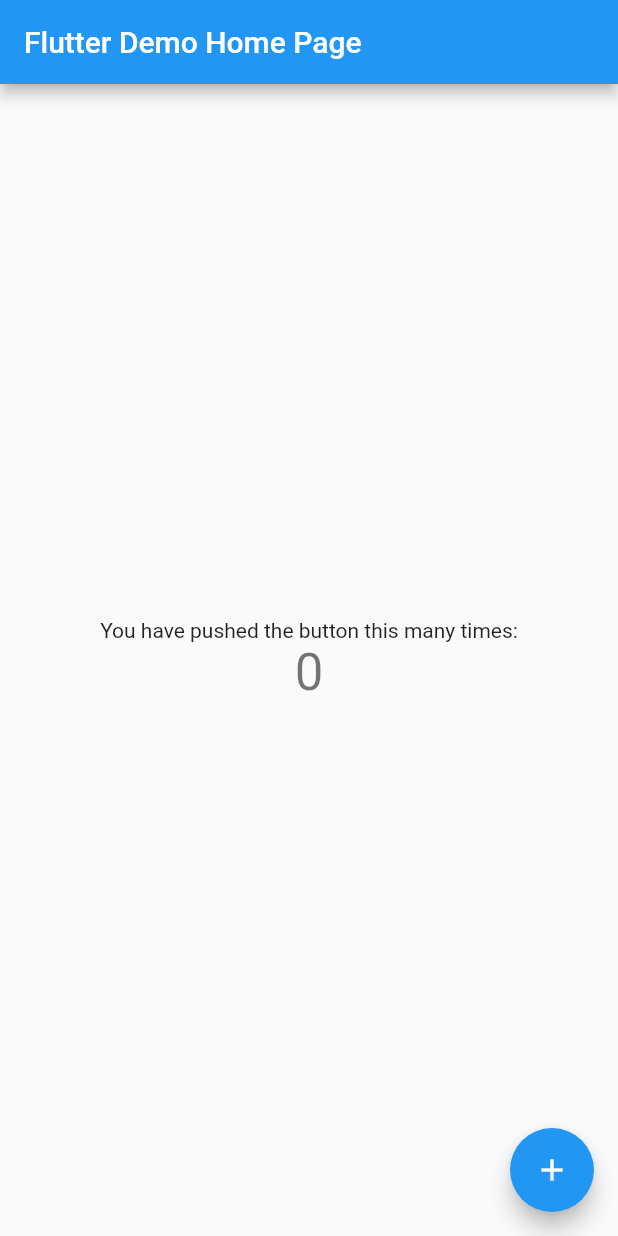
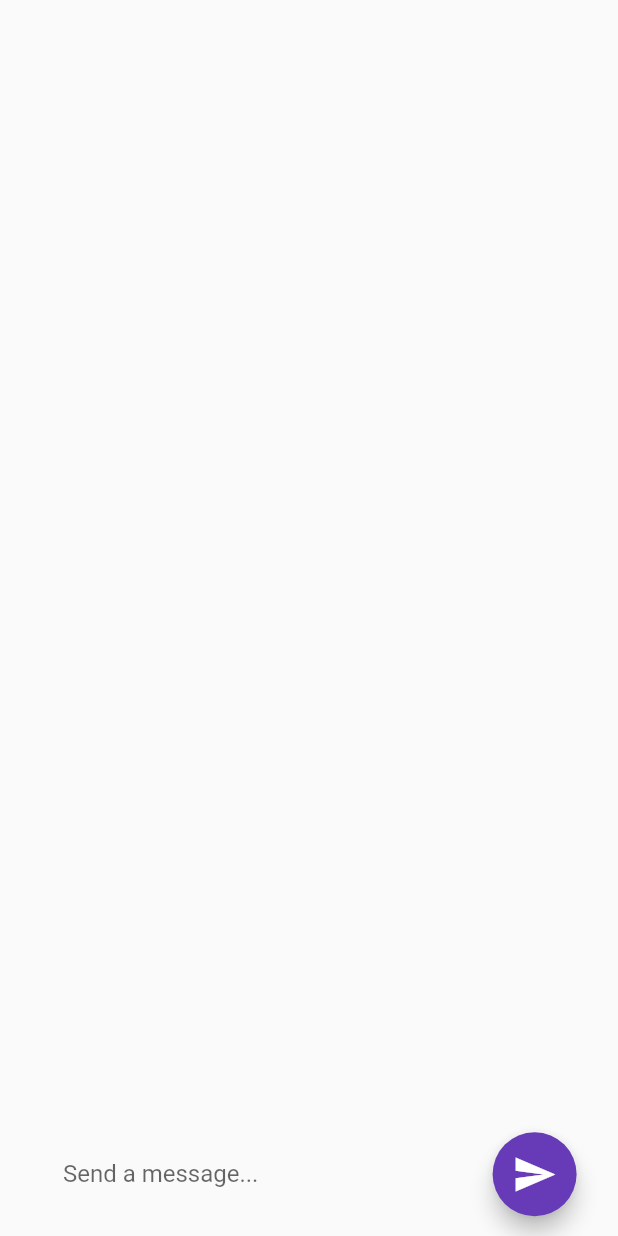
Before and after one commit to mejdi14/flutter-chat-app-with-socket-io, a Flutter app: the screen it shows after launch, on a phone screen of 412 x 824 dp. Run offline on Flutter 3.47's test engine with Material 2 defaults, Android fonts, the light colour scheme and no system bars; missing offline and left inert: flutter_socket_io.

Commit message:
add socket class

```diff
--- /dev/null
+++ b/lib/chat_page.dart
@@ -0,0 +1,151 @@
+import 'dart:convert';
+
+import 'package:flutter/material.dart';
+import 'package:flutter_socket_io/flutter_socket_io.dart';
+import 'package:flutter_socket_io/socket_io_manager.dart';
+
+class ChatPage extends StatefulWidget {
+  @override
+  _ChatPageState createState() => _ChatPageState();
+}
+
+class _ChatPageState extends State<ChatPage> {
+  SocketIO socketIO;
+  List<String> messages;
+  double height, width;
+  TextEditingController textController;
+  ScrollController scrollController;
+
+  @override
+  void initState() {
+    //Initializing the message list
+    messages = List<String>();
+    //Initializing the TextEditingController and ScrollController
+    textController = TextEditingController();
+    scrollController = ScrollController();
+    //Creating the socket
+    socketIO = SocketIOManager().createSocketIO(
+      '192.168.100.249:8080',
+      '/',
+    );
+    //Call init before doing anything with socket
+    socketIO.init();
+    //Subscribe to an event to listen to
+    socketIO.subscribe('receive_message', (jsonData) {
+      //Convert the JSON data received into a Map
+      Map<String, dynamic> data = json.decode(jsonData);
+      this.setState(() => messages.add(data['message']));
+      scrollController.animateTo(
+        scrollController.position.maxScrollExtent,
+        duration: Duration(milliseconds: 600),
+        curve: Curves.ease,
+      );
+    });
+    //Connect to the socket
+    socketIO.connect();
+    super.initState();
+  }
+
+  Widget buildSingleMessage(int index) {
+    return Container(
+      alignment: Alignment.centerLeft,
+      child: Container(
+        padding: const EdgeInsets.all(20.0),
+        margin: const EdgeInsets.only(bottom: 20.0, left: 20.0),
+        decoration: BoxDecoration(
+          color: Colors.deepPurple,
+          borderRadius: BorderRadius.circular(20.0),
+        ),
+        child: Text(
+          messages[index],
+          style: TextStyle(color: Colors.white, fontSize: 15.0),
+        ),
+      ),
+    );
+  }
+
+  Widget buildMessageList() {
+    return Container(
+      height: height * 0.8,
+      width: width,
+      child: ListView.builder(
+        controller: scrollController,
+        itemCount: messages.length,
+        itemBuilder: (BuildContext context, int index) {
+          return buildSingleMessage(index);
+        },
+      ),
+    );
+  }
+
+  Widget buildChatInput() {
+    return Container(
+      width: width * 0.7,
+      padding: const EdgeInsets.all(2.0),
+      margin: const EdgeInsets.only(left: 40.0),
+      child: TextField(
+        decoration: InputDecoration.collapsed(
+          hintText: 'Send a message...',
+        ),
+        controller: textController,
+      ),
+    );
+  }
+
+  Widget buildSendButton() {
+    return FloatingActionButton(
+      backgroundColor: Colors.deepPurple,
+      onPressed: () {
+        //Check if the textfield has text or not
+        if (textController.text.isNotEmpty) {
+          //Send the message as JSON data to send_message event
+          socketIO.sendMessage(
+              'send_message', json.encode({'message': textController.text}));
+          //Add the message to the list
+          this.setState(() => messages.add(textController.text));
+          textController.text = '';
+          //Scrolldown the list to show the latest message
+          scrollController.animateTo(
+            scrollController.position.maxScrollExtent,
+            duration: Duration(milliseconds: 600),
+            curve: Curves.ease,
+          );
+        }
+      },
+      child: Icon(
+        Icons.send,
+        size: 30,
+      ),
+    );
+  }
+
+  Widget buildInputArea() {
+    return Container(
+      height: height * 0.1,
+      width: width,
+      child: Row(
+        children: <Widget>[
+          buildChatInput(),
+          buildSendButton(),
+        ],
+      ),
+    );
+  }
+
+  @override
+  Widget build(BuildContext context) {
+    height = MediaQuery.of(context).size.height;
+    width = MediaQuery.of(context).size.width;
+    return Scaffold(
+      body: SingleChildScrollView(
+        child: Column(
+          children: <Widget>[
+            SizedBox(height: height * 0.1),
+            buildMessageList(),
+            buildInputArea(),
+          ],
+        ),
+      ),
+    );
+  }
+}
--- a/lib/main.dart
+++ b/lib/main.dart
@@ -1,65 +1,14 @@
 import 'package:flutter/material.dart';
+import 'chat_page.dart';
 
-void main() {
-  runApp(MyApp());
-}
+void main() => runApp(MyMaterial());
 
-class MyApp extends StatelessWidget {
+class MyMaterial extends StatelessWidget {
   @override
   Widget build(BuildContext context) {
     return MaterialApp(
-      title: 'Flutter Demo',
-      theme: ThemeData(
-        primarySwatch: Colors.blue,
-      ),
-      home: MyHomePage(title: 'Flutter Demo Home Page'),
+      debugShowCheckedModeBanner: false,
+      home: ChatPage(),
     );
   }
 }
-
-class MyHomePage extends StatefulWidget {
-  MyHomePage({Key key, this.title}) : super(key: key);
-
-  final String title;
-
-  @override
-  _MyHomePageState createState() => _MyHomePageState();
-}
-
-class _MyHomePageState extends State<MyHomePage> {
-  int _counter = 0;
-
-  void _incrementCounter() {
-    setState(() {
-      _counter++;
-    });
-  }
-
-  @override
-  Widget build(BuildContext context) {
-    return Scaffold(
-      appBar: AppBar(
-        title: Text(widget.title),
-      ),
-      body: Center(
-        child: Column(
-          mainAxisAlignment: MainAxisAlignment.center,
-          children: <Widget>[
-            Text(
-              'You have pushed the button this many times:',
-            ),
-            Text(
-              '$_counter',
-              style: Theme.of(context).textTheme.headline4,
-            ),
-          ],
-        ),
-      ),
-      floatingActionButton: FloatingActionButton(
-        onPressed: _incrementCounter,
-        tooltip: 'Increment',
-        child: Icon(Icons.add),
-      ),
-    );
-  }
-}
```
Also changed, not shown: 1 other file.
